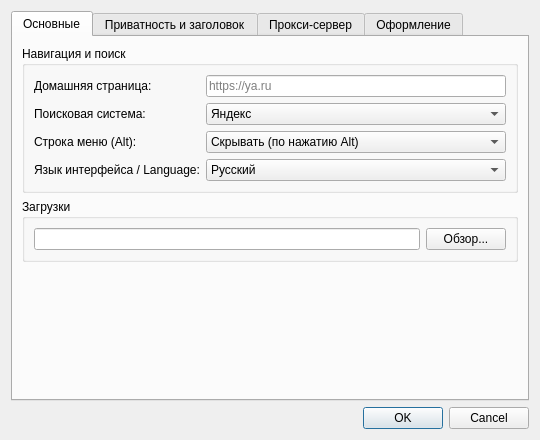
This is ui/settings.ui in ospab/surf as Qt 5 draws it before an edit. The edited form follows.
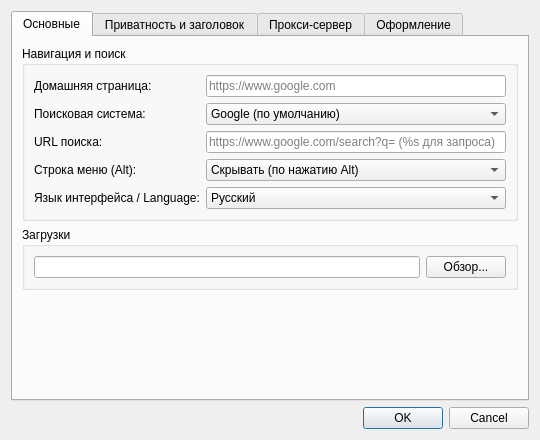
This is the edited form.

Commit message: feat: make Google default search engine and add custom search engine support with query templates

Patch:
```diff
--- a/ui/settings.ui
+++ b/ui/settings.ui
@@ -40,7 +40,7 @@
           <item row="0" column="1">
            <widget class="QLineEdit" name="homeEdit">
             <property name="placeholderText">
-             <string>https://ya.ru</string>
+             <string>https://www.google.com</string>
             </property>
            </widget>
           </item>
@@ -53,6 +53,11 @@
           </item>
           <item row="1" column="1">
            <widget class="QComboBox" name="searchCombo">
+            <item>
+             <property name="text">
+              <string>Google (по умолчанию)</string>
+             </property>
+            </item>
             <item>
              <property name="text">
               <string>Яндекс</string>
@@ -71,13 +76,27 @@
            </widget>
           </item>
           <item row="2" column="0">
+           <widget class="QLabel" name="searchCustomLabel">
+            <property name="text">
+             <string>URL поиска:</string>
+            </property>
+           </widget>
+          </item>
+          <item row="2" column="1">
+           <widget class="QLineEdit" name="searchCustomEdit">
+            <property name="placeholderText">
+             <string>https://www.google.com/search?q= (%s для запроса)</string>
+            </property>
+           </widget>
+          </item>
+          <item row="3" column="0">
            <widget class="QLabel" name="menuLabel">
             <property name="text">
              <string>Строка меню (Alt):</string>
             </property>
            </widget>
           </item>
-          <item row="2" column="1">
+          <item row="3" column="1">
            <widget class="QComboBox" name="menuBarCombo">
             <item>
              <property name="text">
@@ -91,14 +110,14 @@
             </item>
            </widget>
           </item>
-          <item row="3" column="0">
+          <item row="4" column="0">
            <widget class="QLabel" name="langLabel">
             <property name="text">
              <string>Язык интерфейса / Language:</string>
             </property>
            </widget>
           </item>
-          <item row="3" column="1">
+          <item row="4" column="1">
            <widget class="QComboBox" name="langCombo">
             <item>
              <property name="text">
```
Left out of the diff: 15 changed lines with no effect on the pictures. The commit also changes 4 other files.
